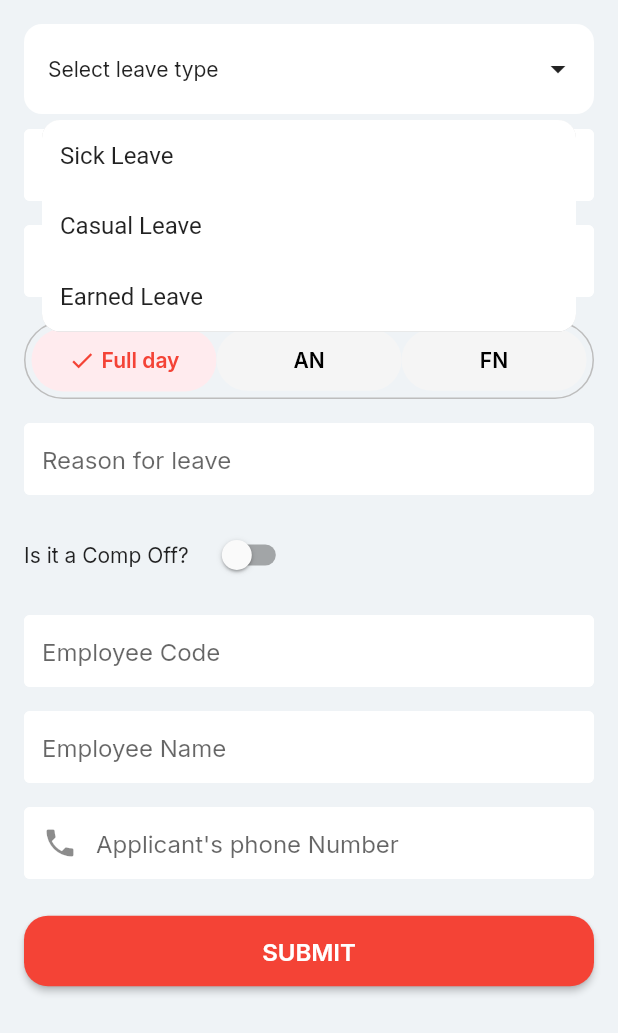
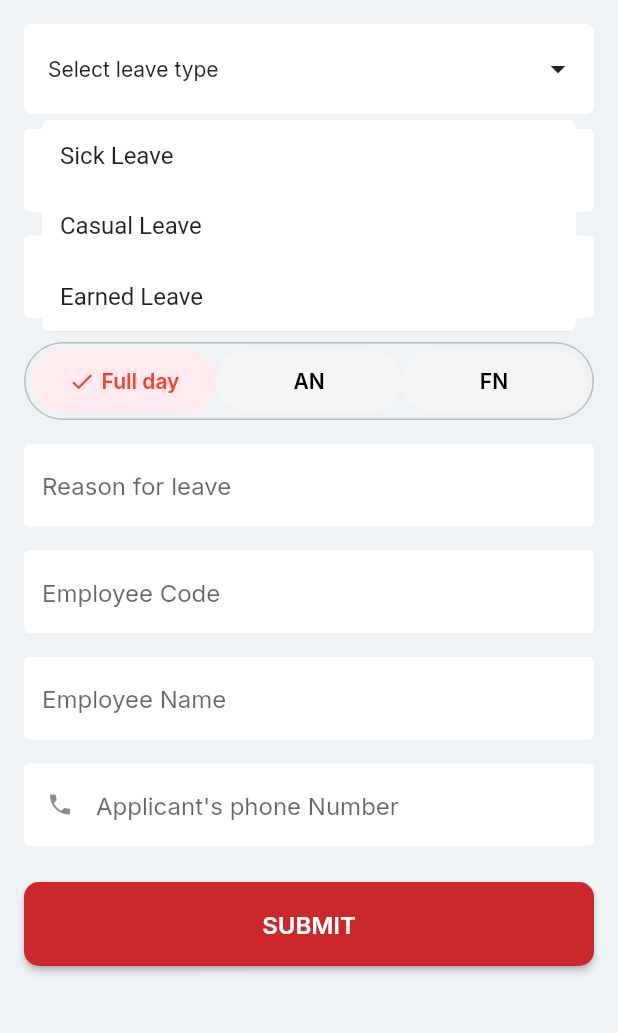
Before and after one commit to ttsnestdev-hash/tts_nest, a Flutter app: the LeavesScreen screen opened directly, after a tap on "Select leave type", on a phone screen of 412 x 824 dp. Shown: the top 1033 px of the screen. Run offline on Flutter 3.47's test engine with Material 3 defaults, Android fonts, the light colour scheme and no system bars; our stand-ins replace get, google_fonts.

Commit message:
issues fixed

```diff
--- a/lib/UI/Leaves/Component/leaves_screen.dart
+++ b/lib/UI/Leaves/Component/leaves_screen.dart
@@ -3,6 +3,7 @@ import 'package:get/get.dart';
 
 import '../../../Widgets/DropdownWigets/dropdown_widgtes.dart';
 import '../../../Widgets/TextFormFeildWigets/textformfeilds_widgets.dart';
+import '../../../Widgets/custom_button.dart';
 import '../Controller/leave_controller.dart';
 
 class LeavesScreen extends StatelessWidget {
@@ -20,6 +21,7 @@ class LeavesScreen extends StatelessWidget {
           children: [
             // Leave Type Dropdown with CardDropdown
             Obx(() => CardDropdown<String>(
+                  borderRadius: 5,
                   height: 60,
                   hintText: "Select leave type",
                   items: controller.leaveTypes
@@ -150,20 +152,6 @@ class LeavesScreen extends StatelessWidget {
 
             const SizedBox(height: 16),
 
-            // Comp off toggle
-            Row(
-              children: [
-                const Text("Is it a Comp Off?"),
-                const SizedBox(width: 12),
-                Obx(() => Switch(
-                      value: controller.isCompOff.value,
-                      onChanged: (val) => controller.isCompOff.value = val,
-                    )),
-              ],
-            ),
-
-            const SizedBox(height: 16),
-
             CommonTextField(
               controller: controller.empCodeCtrl,
               hintText: "Employee Code",
@@ -183,16 +171,9 @@ class LeavesScreen extends StatelessWidget {
 
             const SizedBox(height: 24),
 
-            SizedBox(
-              width: double.infinity,
-              child: ElevatedButton(
-                style: ElevatedButton.styleFrom(
-                    backgroundColor: Colors.red,
-                    padding: const EdgeInsets.symmetric(vertical: 14)),
-                onPressed: controller.submitLeave,
-                child:
-                    const Text("SUBMIT", style: TextStyle(color: Colors.white)),
-              ),
+            CustomButton(
+              text: 'SUBMIT',
+              onPressed: controller.submitLeave,
             ),
           ],
         ),
--- a/lib/UI/Leaves/Controller/leave_controller.dart
+++ b/lib/UI/Leaves/Controller/leave_controller.dart
@@ -19,9 +19,6 @@ class LeaveRequestController extends GetxController {
 
   // Full Day / AN / FN
   var selectedDayType = "Full day".obs;
-
-  // Comp off
-  var isCompOff = false.obs;
 
   // Submit Function
   void submitLeave() {
@@ -46,7 +43,6 @@ class LeaveRequestController extends GetxController {
       "duration": durationCtrl.text,
       "dayType": selectedDayType.value,
       "reason": reasonCtrl.text,
-      "compOff": isCompOff.value,
       "employeeCode": empCodeCtrl.text,
       "employeeName": empNameCtrl.text,
       "phone": phoneCtrl.text,
--- a/lib/Widgets/DropdownWigets/dropdown_widgtes.dart
+++ b/lib/Widgets/DropdownWigets/dropdown_widgtes.dart
@@ -170,7 +170,7 @@ class _CustDropDownState extends State<CustDropDown>
                               maxWidth: size.width),
                           decoration: BoxDecoration(
                               color: Colors.white,
-                              borderRadius: BorderRadius.circular(12)),
+                              borderRadius: BorderRadius.circular(5)),
                           child: ClipRRect(
                             borderRadius: BorderRadius.all(
                               Radius.circular(widget.borderRadius),
@@ -198,7 +198,7 @@ class _CustDropDownState extends State<CustDropDown>
                                     itemBuilder: (context, index) {
                                       final item = widget.items[index];
                                       return InkWell(
-                                        borderRadius: BorderRadius.circular(8),
+                                        borderRadius: BorderRadius.circular(5),
                                         onTap: () {
                                           if (mounted) {
                                             setState(() {
--- a/lib/Widgets/TextFormFeildWigets/textformfeilds_widgets.dart
+++ b/lib/Widgets/TextFormFeildWigets/textformfeilds_widgets.dart
@@ -14,6 +14,7 @@ class CommonTextField extends StatelessWidget {
   final String? Function(String?)? validator;
   final void Function(String)? onChanged;
   final void Function()? onTap;
+  final double? height; // Add height parameter
 
   const CommonTextField({
     super.key,
@@ -30,11 +31,14 @@ class CommonTextField extends StatelessWidget {
     this.validator,
     this.onChanged,
     this.onTap,
+    this.height, // Initialize height
   });
 
   @override
   Widget build(BuildContext context) {
-    return TextFormField(
+    return SizedBox(
+      height: height, // Apply height constraint
+      child: TextFormField(
         controller: controller,
         keyboardType: keyboardType,
         textInputAction: textInputAction,
@@ -51,10 +55,14 @@ class CommonTextField extends StatelessWidget {
           suffixIcon: suffixIcon,
           filled: true,
           fillColor: Colors.white,
-        contentPadding:
-            const EdgeInsets.symmetric(horizontal: 12, vertical: 14),
+          contentPadding: EdgeInsets.symmetric(
+            horizontal: 12,
+            vertical: height != null
+                ? (height! - 20) / 2
+                : 18, // Dynamic padding based on height
+          ),
           border: OutlineInputBorder(
-          borderRadius: BorderRadius.circular(4), // box type
+            borderRadius: BorderRadius.circular(4),
             borderSide: const BorderSide(color: Colors.white, width: 1),
           ),
           enabledBorder: OutlineInputBorder(
@@ -63,7 +71,9 @@ class CommonTextField extends StatelessWidget {
           ),
           focusedBorder: OutlineInputBorder(
             borderRadius: BorderRadius.circular(4),
-          borderSide: const BorderSide(color:Color(0xFF6A7D94), width: 1.5),
+            borderSide: const BorderSide(color: Color(0xFF6A7D94), width: 1.5),
+          ),
+          isDense: true, // Reduces the vertical padding
         ),
       ),
     );
--- a/lib/Widgets/custom_button.dart
+++ b/lib/Widgets/custom_button.dart
@@ -1,5 +1,4 @@
 import 'package:flutter/material.dart';
-import 'package:google_fonts/google_fonts.dart';
 
 import '../theme.dart';
 
@@ -37,12 +36,14 @@ class CustomButton extends StatelessWidget {
         ),
         onPressed: isLoading ? null : onPressed,
         child: isLoading
-            ? CircularProgressIndicator(
-              strokeWidth: 2,
-              color: Colors.white,
-            )
-            : Text( text,
-        ),
+            ? const CircularProgressIndicator(
+                strokeWidth: 2,
+                color: AppTheme.primaryColor,
+              )
+            : Text(
+                text,
+                style: const TextStyle(color: Colors.white),
+              ),
       ),
     );
   }
```
Also changed, not shown: lib/UI/Attendance/Component/attendance_screen.dart (+7 -4 lines), lib/UI/Login/Component/login_screen.dart (+8 -6 lines). Lines whose indentation alone changed are shown as unchanged.
